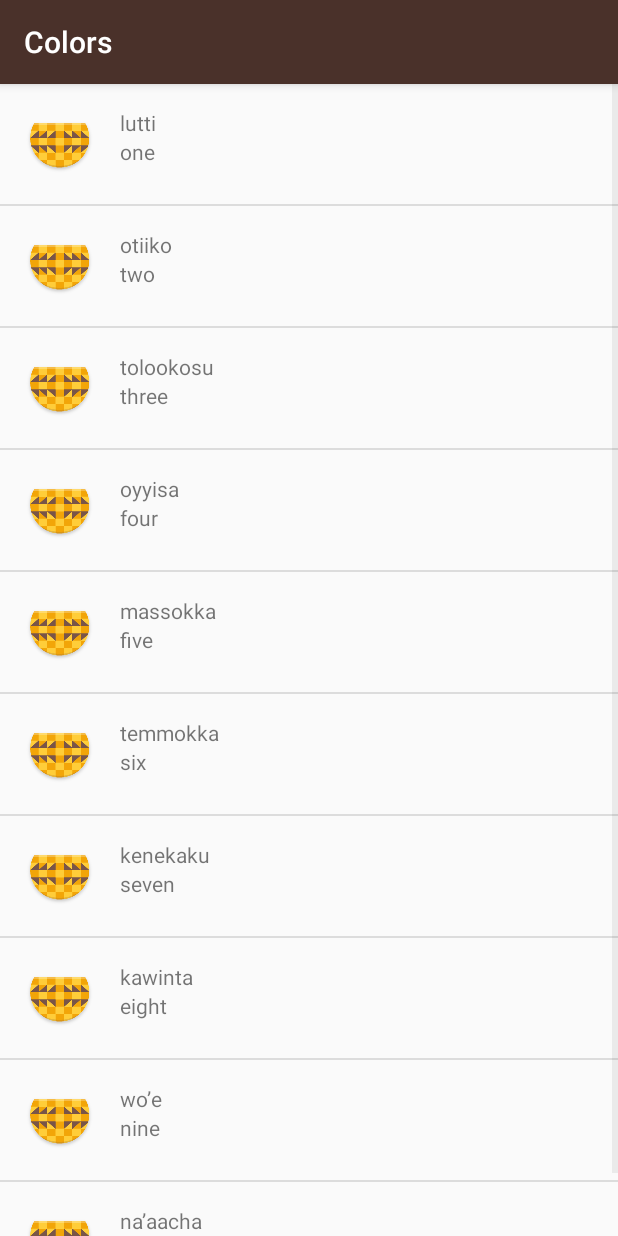
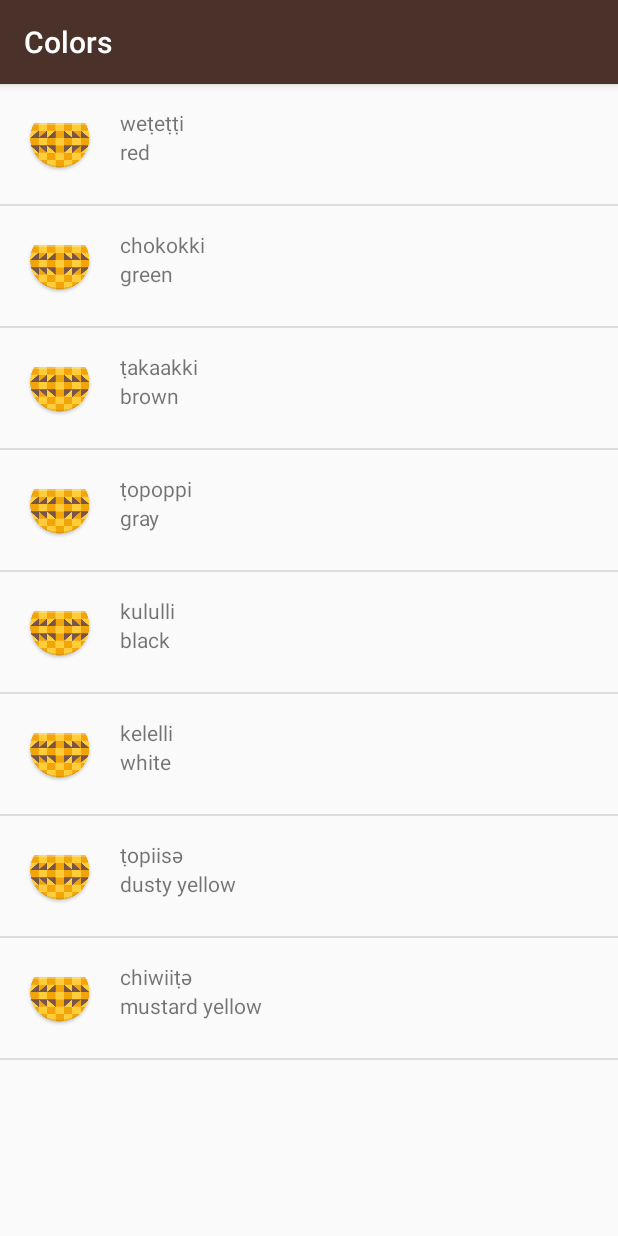
Before and after one commit to Rodrinot/miwok, an Android app: the ColorsActivity screen opened directly, with no data from a screen before it, on a phone screen of 412 x 824 dp. Run offline under Robolectric (Android 15) with nearby library versions, the phone set to English and light mode, and no system bars.

Commit message:
Add new translations for Colors, Family and Phrases.

```diff
--- a/app/src/main/java/com/example/android/miwok/ColorsActivity.java
+++ b/app/src/main/java/com/example/android/miwok/ColorsActivity.java
@@ -16,16 +16,14 @@ public class ColorsActivity extends AppCompatActivity {
 
         // Create a list of words.
         ArrayList<Word> words = new ArrayList<Word>();
-        words.add(new Word("one", "lutti", R.drawable.number_one));
-        words.add(new Word("two", "otiiko", R.drawable.number_two));
-        words.add(new Word("three", "tolookosu", R.drawable.number_three));
-        words.add(new Word("four", "oyyisa", R.drawable.number_four));
-        words.add(new Word("five", "massokka", R.drawable.number_five));
-        words.add(new Word("six", "temmokka", R.drawable.number_six));
-        words.add(new Word("seven", "kenekaku", R.drawable.number_seven));
-        words.add(new Word("eight", "kawinta", R.drawable.number_eight));
-        words.add(new Word("nine", "wo’e", R.drawable.number_nine));
-        words.add(new Word("ten", "na’aacha", R.drawable.number_ten));
+        words.add(new Word("red", "weṭeṭṭi", R.drawable.color_red));
+        words.add(new Word("green", "chokokki", R.drawable.color_green));
+        words.add(new Word("brown", "ṭakaakki", R.drawable.color_brown));
+        words.add(new Word("gray", "ṭopoppi", R.drawable.color_gray));
+        words.add(new Word("black", "kululli", R.drawable.color_black));
+        words.add(new Word("white", "kelelli", R.drawable.color_white));
+        words.add(new Word("dusty yellow", "ṭopiisә", R.drawable.color_dusty_yellow));
+        words.add(new Word("mustard yellow", "chiwiiṭә", R.drawable.color_mustard_yellow));
 
         // Create an {@link WordAdapter}, whose data source is a list of {@link Word}s. The
         // adapter knows how to create list items for each item in the list.
```
Also changed, not shown: app/src/main/java/com/example/android/miwok/FamilyActivity.java (+10 -10 lines), app/src/main/java/com/example/android/miwok/PhrasesActivity.java (+10 -10 lines).
